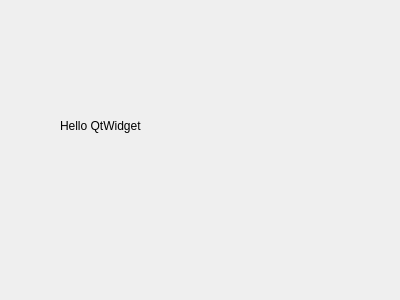
Above: src/BoardSample.ui from qiubix/PirexPickleBlowfish before the change. Below: the same form after it.
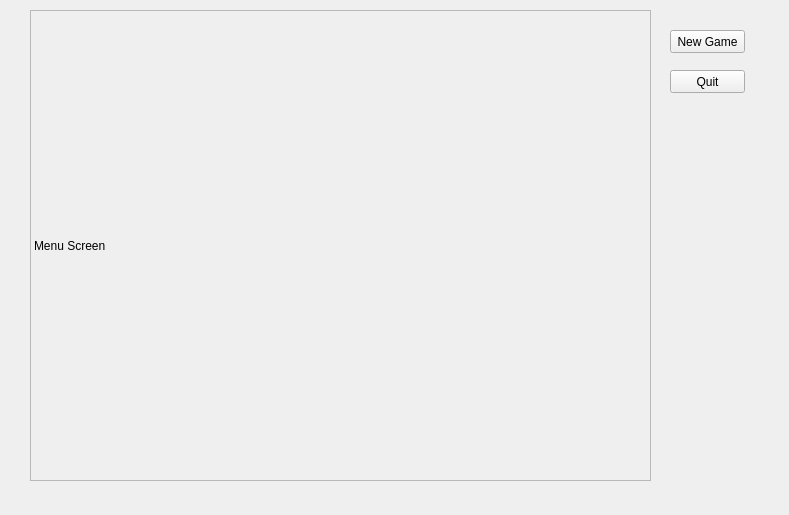
That is the form after the change.

Patch:
```diff
--- a/src/BoardSample.ui
+++ b/src/BoardSample.ui
@@ -6,8 +6,8 @@
    <rect>
     <x>0</x>
     <y>0</y>
-    <width>400</width>
-    <height>300</height>
+    <width>789</width>
+    <height>515</height>
    </rect>
   </property>
   <property name="windowTitle">
@@ -16,14 +16,52 @@
   <widget class="QLabel" name="label">
    <property name="geometry">
     <rect>
-     <x>60</x>
-     <y>90</y>
-     <width>141</width>
-     <height>71</height>
+     <x>30</x>
+     <y>10</y>
+     <width>621</width>
+     <height>471</height>
     </rect>
    </property>
+   <property name="frameShape">
+    <enum>QFrame::StyledPanel</enum>
+   </property>
+   <property name="frameShadow">
+    <enum>QFrame::Sunken</enum>
+   </property>
+   <property name="lineWidth">
+    <number>2</number>
+   </property>
+   <property name="midLineWidth">
+    <number>1</number>
+   </property>
    <property name="text">
-    <string>Hello QtWidget</string>
+    <string>Menu Screen</string>
+   </property>
+  </widget>
+  <widget class="QPushButton" name="newGameButton">
+   <property name="geometry">
+    <rect>
+     <x>670</x>
+     <y>30</y>
+     <width>75</width>
+     <height>23</height>
+    </rect>
+   </property>
+   <property name="text">
+    <string>New Game</string>
+   </property>
+  </widget>
+  <widget class="QPushButton" name="quitButton">
+   <property name="geometry">
+    <rect>
+     <x>670</x>
+     <y>70</y>
+     <width>75</width>
+     <height>23</height>
+    </rect>
+   </property>
+   <property name="text">
+    <string>Quit</string>
    </property>
   </widget>
  </widget>
```
